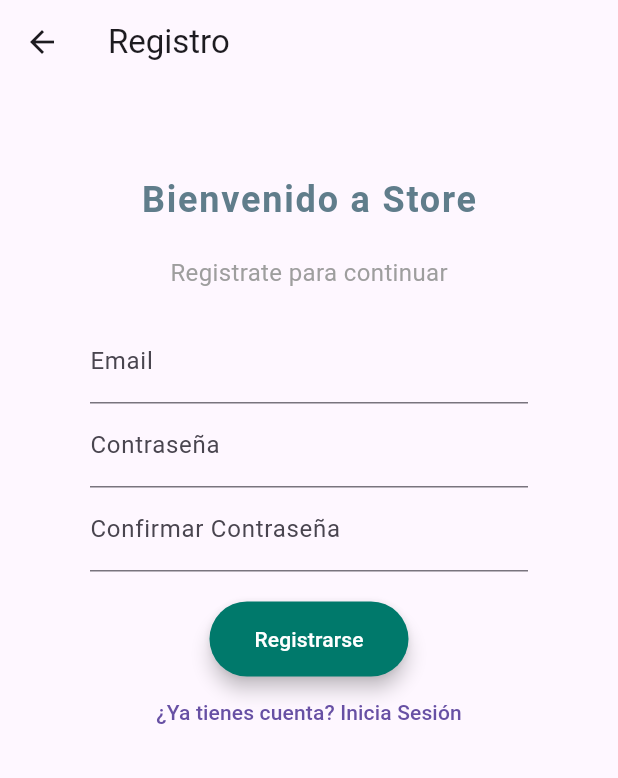
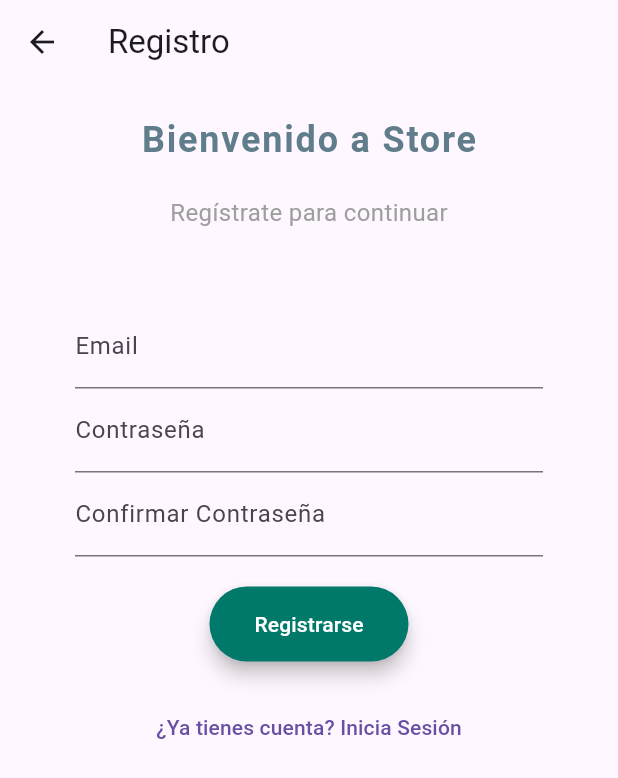
Before and after one commit to DiegoFerBZ/Gallery, a Flutter app: the screen it shows after launch, after a tap on "Iniciar Sesión", after a tap on "¿No tienes cuenta? Regístrate", on a phone screen of 412 x 824 dp. Shown: the top 778 px of the screen. Run offline on Flutter 3.47's test engine with Material 3 defaults, Android fonts, the phone set to English and light mode, and no system bars; our stand-ins replace camera, cloud_firestore, firebase_auth, firebase_core, firebase_storage, image_picker; accounts and stored records are empty; generated files the repository leaves out were written again.

```diff
--- a/lib/views/login_view.dart
+++ b/lib/views/login_view.dart
@@ -9,10 +9,11 @@ class LoginView extends StatelessWidget {
   Widget build(BuildContext context) {
     return Scaffold(
       appBar: AppBar(title: const Text('Login')),
-      body: Padding(
-        padding: const EdgeInsets.all(60.0),
-        child: Column(
-          children: [
+      body: SafeArea(
+        child: SingleChildScrollView( // Permite desplazamiento
+          padding: const EdgeInsets.symmetric(horizontal: 50, vertical: 20),
+          child: Column(
+            children: [
             const AuthTitle(
               mainTitle: 'Bienvenido a Store',
               subtitle: 'Inicia sesión para continuar',
@@ -28,6 +29,6 @@ class LoginView extends StatelessWidget {
           ],
         ),
       ),
-    );
+    ));
   }
 }
--- a/lib/views/register_view.dart
+++ b/lib/views/register_view.dart
@@ -9,15 +9,18 @@ class RegisterView extends StatelessWidget {
   Widget build(BuildContext context) {
     return Scaffold(
       appBar: AppBar(title: const Text('Registro')),
-      body: Padding(
-        padding: const EdgeInsets.all(60.0),
+      body: SafeArea(
+        child: SingleChildScrollView( // Permite desplazamiento
+          padding: const EdgeInsets.symmetric(horizontal: 50, vertical: 20),
           child: Column(
             children: [
               const AuthTitle(
                 mainTitle: 'Bienvenido a Store',
-              subtitle: 'Registrate para continuar',
+                subtitle: 'Regístrate para continuar',
               ),
+              const SizedBox(height: 30),
               const RegisterForm(),
+              const SizedBox(height: 20),
               TextButton(
                 onPressed: () => Navigator.pop(context),
                 child: const Text('¿Ya tienes cuenta? Inicia Sesión'),
@@ -25,6 +28,7 @@ class RegisterView extends StatelessWidget {
             ],
           ),
         ),
+      ),
     );
   }
 }
```
Also changed, not shown: lib/views/home_view.dart (+31 -1 lines). Lines whose indentation alone changed are shown as unchanged.
